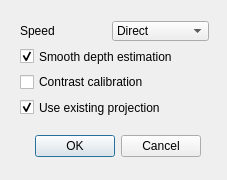
This is neurolabi/gui/dialogs/projectiondialog.ui in janelia-flyem/NeuTu as Qt 5 draws it before an edit. The edited form follows.
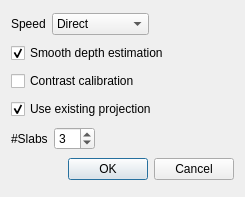
This is the edited form.

```diff
--- a/neurolabi/gui/dialogs/projectiondialog.ui
+++ b/neurolabi/gui/dialogs/projectiondialog.ui
@@ -6,8 +6,8 @@
    <rect>
     <x>0</x>
     <y>0</y>
-    <width>227</width>
-    <height>180</height>
+    <width>245</width>
+    <height>197</height>
    </rect>
   </property>
   <property name="windowTitle">
@@ -16,31 +16,6 @@
   <property name="toolTip">
    <string>Use [Base].Proj.tif if it exists</string>
   </property>
-  <widget class="QDialogButtonBox" name="buttonBox">
-   <property name="geometry">
-    <rect>
-     <x>30</x>
-     <y>130</y>
-     <width>171</width>
-     <height>32</height>
-    </rect>
-   </property>
-   <property name="orientation">
-    <enum>Qt::Horizontal</enum>
-   </property>
-   <property name="standardButtons">
-    <set>QDialogButtonBox::Cancel|QDialogButtonBox::Ok</set>
-   </property>
-  </widget>
-  <widget class="QWidget" name="layoutWidget">
-   <property name="geometry">
-    <rect>
-     <x>20</x>
-     <y>21</y>
-     <width>189</width>
-     <height>96</height>
-    </rect>
-   </property>
    <layout class="QVBoxLayout" name="verticalLayout">
     <item>
      <layout class="QHBoxLayout" name="horizontalLayout">
@@ -78,6 +53,19 @@
         </item>
        </widget>
       </item>
+     <item>
+      <spacer name="horizontalSpacer_2">
+       <property name="orientation">
+        <enum>Qt::Horizontal</enum>
+       </property>
+       <property name="sizeHint" stdset="0">
+        <size>
+         <width>40</width>
+         <height>20</height>
+        </size>
+       </property>
+      </spacer>
+     </item>
      </layout>
     </item>
     <item>
@@ -107,8 +95,54 @@
       </property>
      </widget>
     </item>
-   </layout>
-  </widget>
+   <item>
+    <layout class="QHBoxLayout" name="horizontalLayout_2">
+     <item>
+      <widget class="QLabel" name="label">
+       <property name="text">
+        <string>#Slabs</string>
+       </property>
+      </widget>
+     </item>
+     <item>
+      <widget class="QSpinBox" name="slabSpinBox">
+       <property name="minimum">
+        <number>1</number>
+       </property>
+       <property name="maximum">
+        <number>10</number>
+       </property>
+       <property name="value">
+        <number>3</number>
+       </property>
+      </widget>
+     </item>
+     <item>
+      <spacer name="horizontalSpacer">
+       <property name="orientation">
+        <enum>Qt::Horizontal</enum>
+       </property>
+       <property name="sizeHint" stdset="0">
+        <size>
+         <width>40</width>
+         <height>20</height>
+        </size>
+       </property>
+      </spacer>
+     </item>
+    </layout>
+   </item>
+   <item>
+    <widget class="QDialogButtonBox" name="buttonBox">
+     <property name="orientation">
+      <enum>Qt::Horizontal</enum>
+     </property>
+     <property name="standardButtons">
+      <set>QDialogButtonBox::Cancel|QDialogButtonBox::Ok</set>
+     </property>
+    </widget>
+   </item>
+  </layout>
  </widget>
  <resources/>
  <connections>
```
Lines whose indentation alone changed are shown as unchanged.
